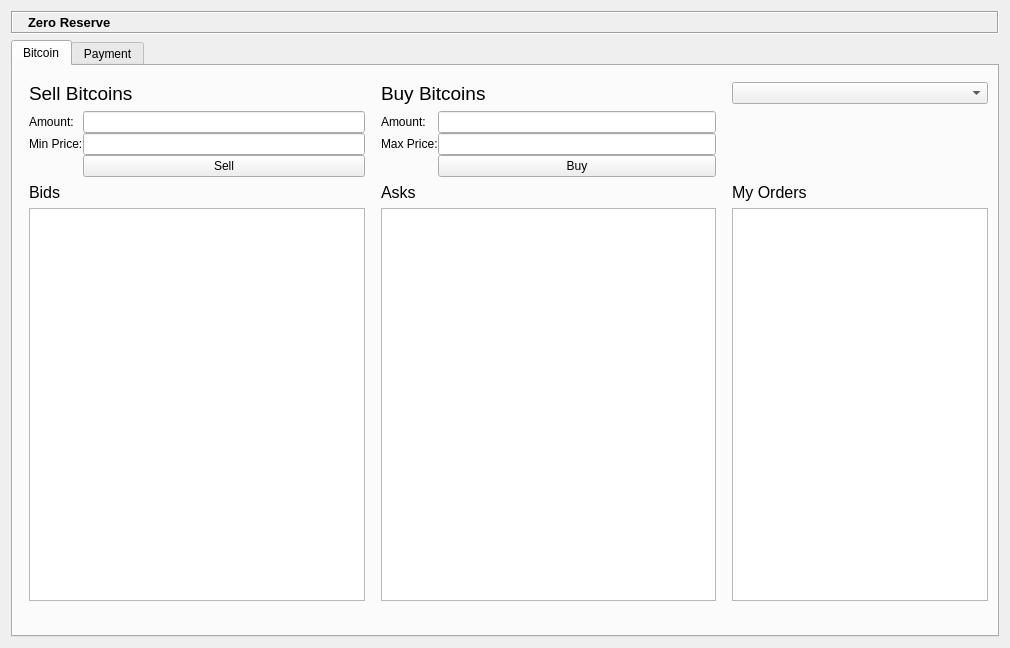
This is ZeroReserveDialog.ui in zeroreserve/ZeroReserve as Qt 5 draws it before an edit. The edited form follows.
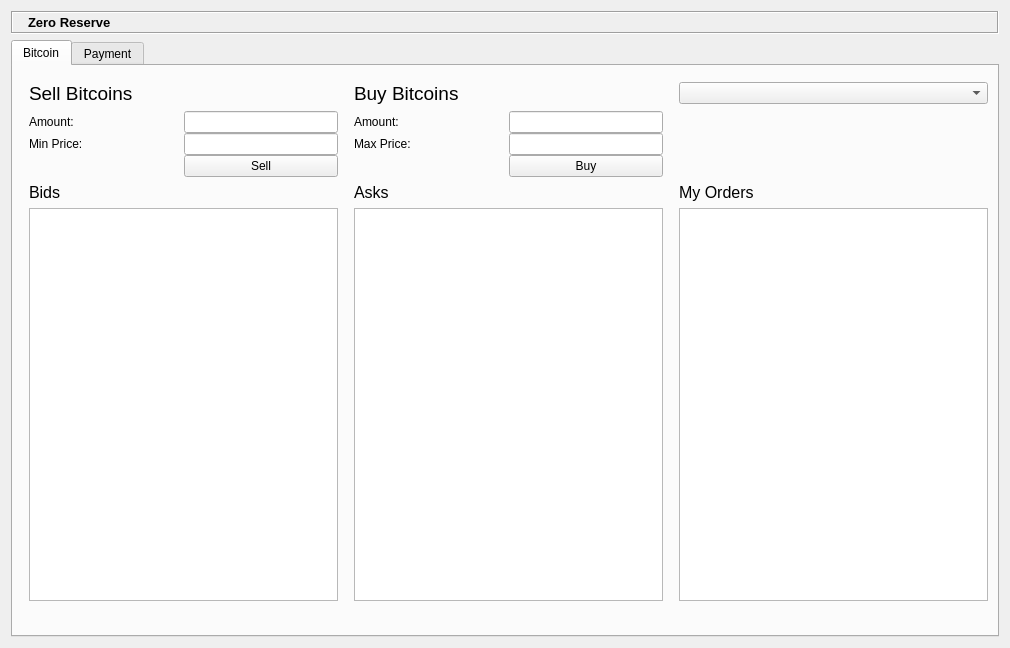
This is the edited form. The open tabs and pages were chosen to show the change. Icons and pictures are not drawn. Custom widgets are drawn as their Qt base class.

What changed in the file:
```diff
--- a/ZeroReserveDialog.ui
+++ b/ZeroReserveDialog.ui
@@ -172,10 +172,23 @@
            </widget>
           </item>
           <item row="0" column="1">
-           <widget class="QLineEdit" name="ask_amount"/>
+           <widget class="QLineEdit" name="ask_amount">
+            <property name="sizePolicy">
+             <sizepolicy hsizetype="Preferred" vsizetype="Fixed">
+              <horstretch>0</horstretch>
+              <verstretch>0</verstretch>
+             </sizepolicy>
+            </property>
+           </widget>
           </item>
           <item row="1" column="1">
            <widget class="QLineEdit" name="ask_price">
+            <property name="sizePolicy">
+             <sizepolicy hsizetype="Preferred" vsizetype="Fixed">
+              <horstretch>0</horstretch>
+              <verstretch>0</verstretch>
+             </sizepolicy>
+            </property>
             <property name="toolTip">
              <string>Leave empty to create a market order</string>
             </property>
@@ -208,6 +221,12 @@
           </item>
           <item row="1" column="1">
            <widget class="QLineEdit" name="bid_price">
+            <property name="sizePolicy">
+             <sizepolicy hsizetype="Preferred" vsizetype="Fixed">
+              <horstretch>0</horstretch>
+              <verstretch>0</verstretch>
+             </sizepolicy>
+            </property>
             <property name="toolTip">
              <string>Leave empty to create a market order.</string>
             </property>
@@ -222,6 +241,12 @@
           </item>
           <item row="0" column="1">
            <widget class="QLineEdit" name="bid_amount">
+            <property name="sizePolicy">
+             <sizepolicy hsizetype="Preferred" vsizetype="Fixed">
+              <horstretch>0</horstretch>
+              <verstretch>0</verstretch>
+             </sizepolicy>
+            </property>
             <property name="maxLength">
              <number>32</number>
             </property>
```
Left out of the diff: 2 changed lines with no effect on the pictures.
